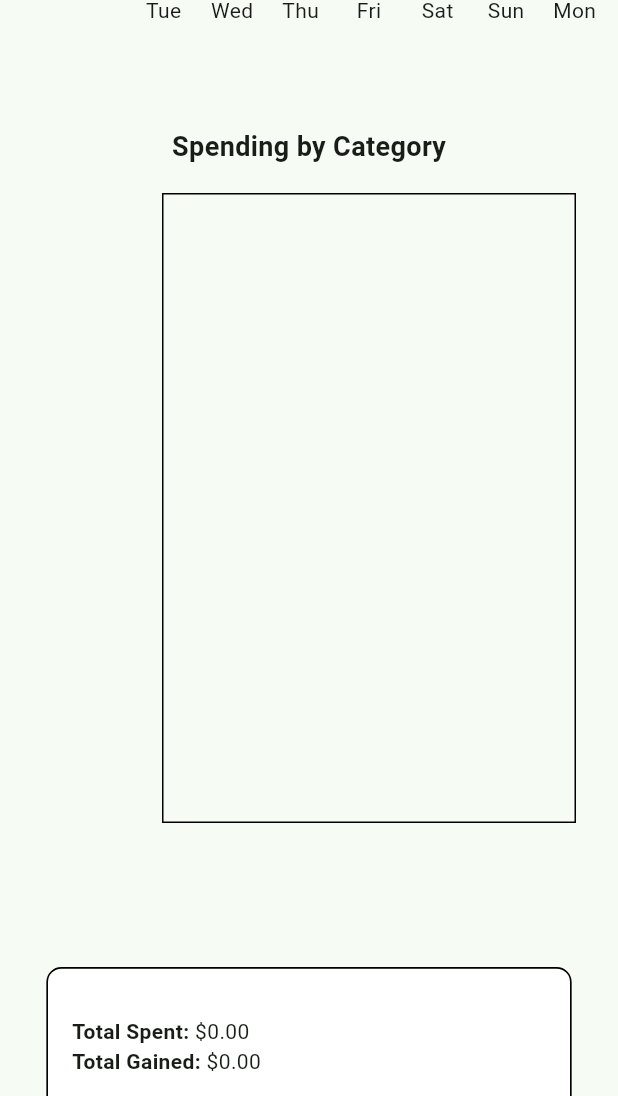
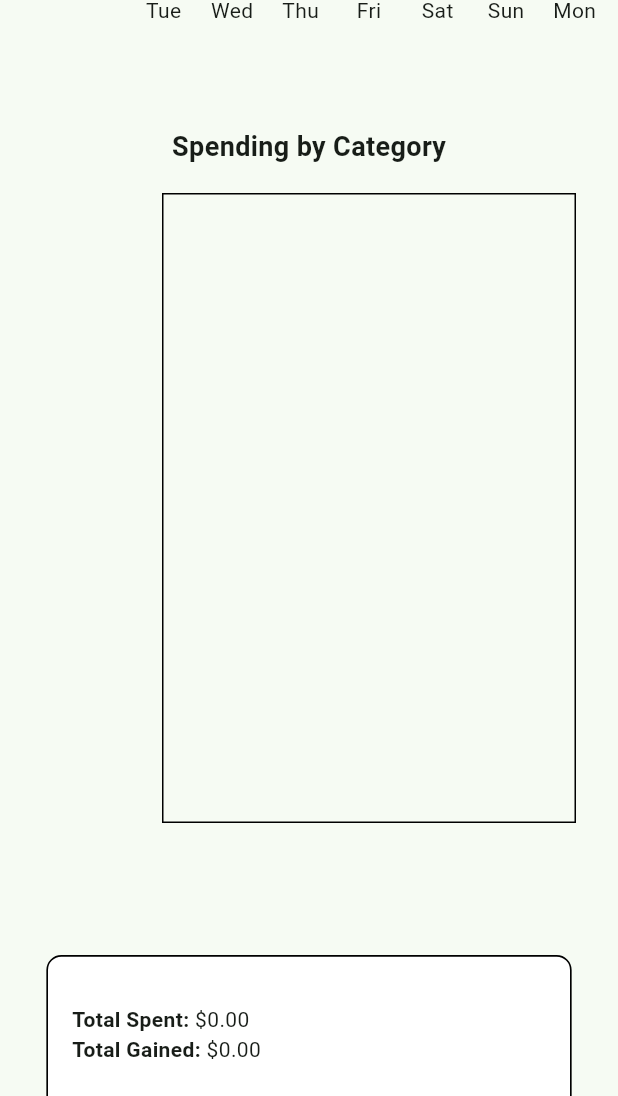
Before and after one commit to PhiGsu/personal_finance_manager, a Flutter app: the screen it shows after launch, scrolled down 576 dp, on a phone screen of 412 x 824 dp, the part 140-1236 px from its top. Run offline on Flutter 3.47's test engine with Material 3 defaults, Android fonts, the phone set to English and light mode, and no system bars; drawn by our look-alikes of fl_chart; our stand-ins replace sqflite; accounts and stored records are empty.

```diff
--- a/lib/database.dart
+++ b/lib/database.dart
@@ -206,6 +206,6 @@ class DatabaseHelper {
     final List<Map<String, dynamic>> results =
         await db.rawQuery('SELECT SUM(amount) as balance FROM UserTransaction');
 
-    return results.isNotEmpty ? (results.first['balance'] ?? 0.0) : 0.0;
+    return results.isNotEmpty ? (results.first['balance'] as num).toDouble() : 0.0;
   }
 }
--- a/lib/screens/spending_analysis_screen.dart
+++ b/lib/screens/spending_analysis_screen.dart
@@ -166,7 +166,7 @@ class _SpendingAnalysisScreenState extends State<SpendingAnalysisScreen> {
               ),
             ),
             Padding(
-              padding: const EdgeInsets.all(8),
+              padding: const EdgeInsets.fromLTRB(8, 0, 8, 30),
               child: SpendingAnalysisInfo(
                 transactions: transactions,
                 categories: categories,
```
Also changed, not shown: pubspec.lock, 1 other file.
